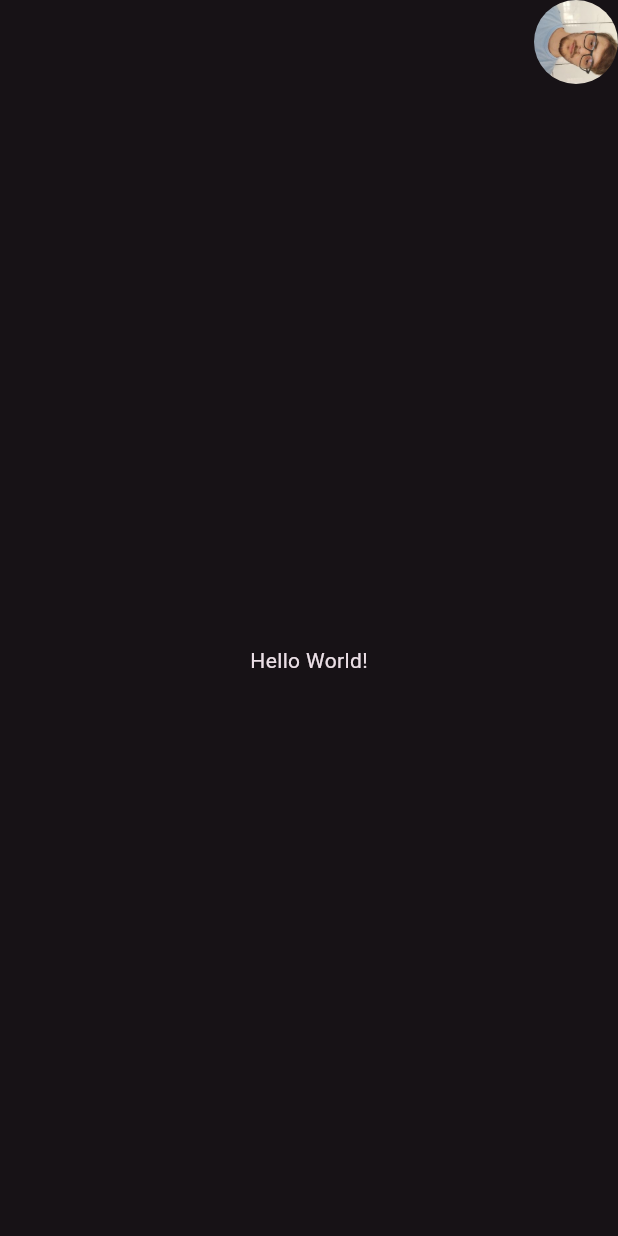
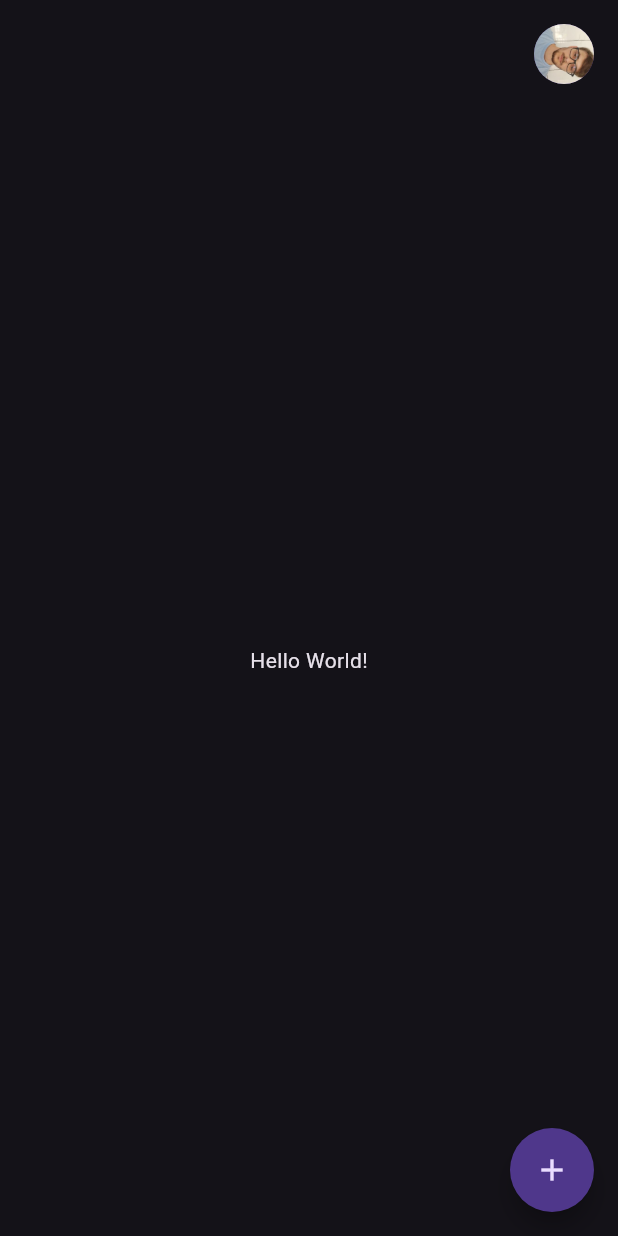
Before and after one commit to Roberson-Andrade/city-app, a Flutter app: the screen it shows after launch, on a phone screen of 412 x 824 dp. Run offline on Flutter 3.47's test engine with Material 3 defaults, Android fonts, the phone set to English and light mode, and no system bars.

Commit message:
feat: add floating button and CicrcleAvatar

```diff
--- a/lib/app.dart
+++ b/lib/app.dart
@@ -9,12 +9,9 @@ class App extends StatelessWidget {
     return MaterialApp(
       debugShowCheckedModeBanner: false,
       theme: ThemeData(
-        useMaterial3: true,
-        colorScheme: ColorScheme.fromSeed(
-          seedColor: Colors.purple,
-          brightness: Brightness.dark,
-        ),
-      ),
+          useMaterial3: true,
+          primarySwatch: Colors.blue,
+          brightness: Brightness.dark),
       home: HomePage(),
     );
   }
--- a/lib/pages/home.dart
+++ b/lib/pages/home.dart
@@ -7,16 +7,25 @@ class HomePage extends StatelessWidget {
   Widget build(BuildContext context) {
     return Scaffold(
       appBar: AppBar(
-        actions: [
-          ClipRRect(
-            borderRadius: const BorderRadius.all(Radius.circular(60.0)),
-            child: Image.asset('images/profile.jpg'),
+        actions: const [
+          Padding(
+            padding: EdgeInsets.only(right: 16, top: 16),
+            child: CircleAvatar(
+              backgroundImage: AssetImage('images/profile.jpg'),
+            ),
           )
         ],
       ),
       body: const Center(
         child: Text('Hello World!'),
       ),
+      floatingActionButton: FloatingActionButton(
+        shape: const CircleBorder(),
+        child: const Icon(
+          Icons.add,
+        ),
+        onPressed: () {},
+      ),
     );
   }
 }
```
